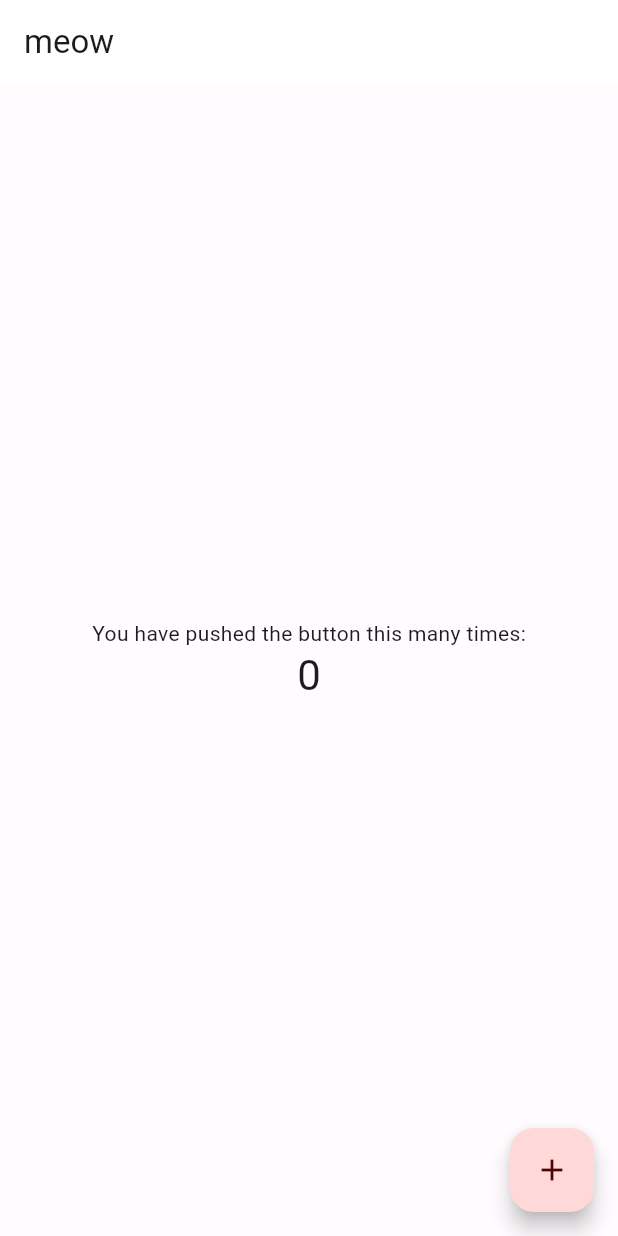
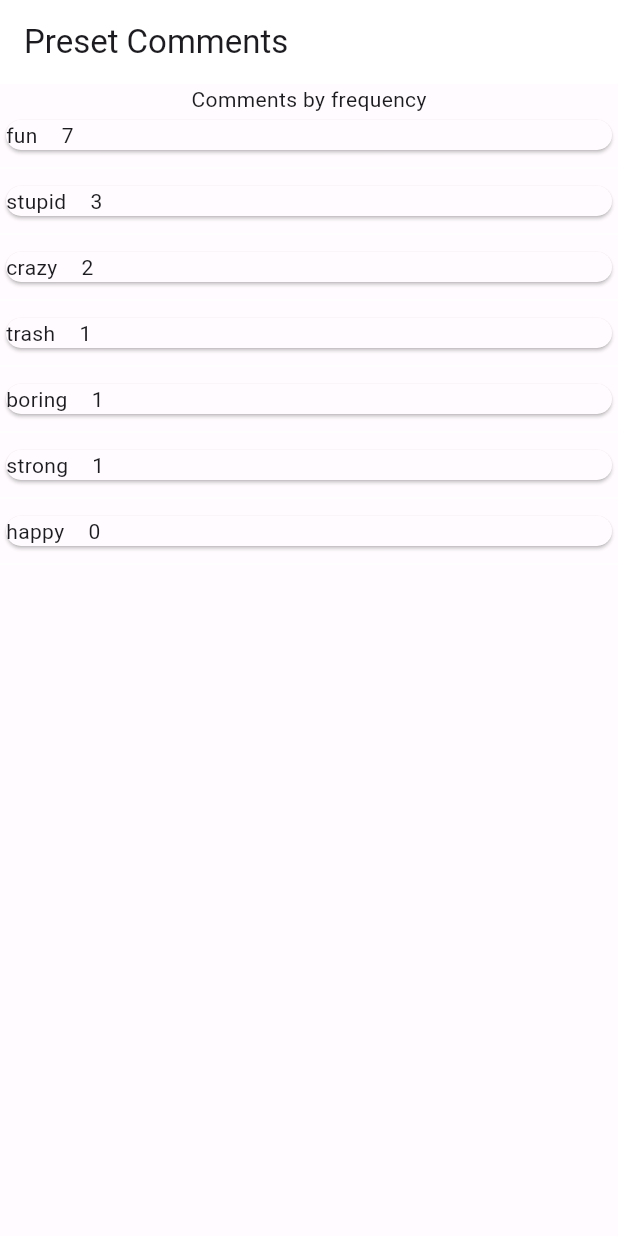
Before and after one commit to Ambitious-Jay/frc-scouting-demo, a Flutter app: the screen it shows after launch, on a phone screen of 412 x 824 dp. Run offline on Flutter 3.47's test engine with Material 3 defaults, Android fonts, the light colour scheme and no system bars.

Commit message:
barebones preset comments
created preset_comment
creates list out of map of (currently filler) data

```diff
--- a/lib/main.dart
+++ b/lib/main.dart
@@ -1,5 +1,6 @@
 import 'package:flutter/material.dart';
 import 'package:frc1148_2025_scouting_app/color_scheme.dart';
+import 'package:frc1148_2025_scouting_app/preset_comment.dart';
 
 void main() {
   runApp(const MyApp());
@@ -7,14 +8,12 @@ void main() {
 
 class MyApp extends StatefulWidget {
   const MyApp({super.key});
-
   @override
   _MainAppState createState() => _MainAppState();
 }
 
 class _MainAppState extends State<MyApp> {
   ThemeMode themeMode = ThemeMode.system;
-
   @override
   Widget build(BuildContext context) {
     return MaterialApp(
@@ -22,91 +21,14 @@ class _MainAppState extends State<MyApp> {
       theme: ThemeData.from(colorScheme: lightColorScheme),
       darkTheme: ThemeData.from(colorScheme: darkColorScheme),
       themeMode: themeMode,
-      home: MyHomePage(
+      home: PresetComment(
+        key: const Key('objective_page'),
         onThemeChanged: (ThemeMode mode) {
           setState(() {
             themeMode = mode;
           });
         },
-        title: "meow",
       ),
     );
   }
 }
-
-
-class MyHomePage extends StatefulWidget {
-  final Function(ThemeMode) onThemeChanged;
-
-  const MyHomePage({super.key, required this.title, required this.onThemeChanged});
-
-  final String title;
-
-  @override
-  State<MyHomePage> createState() => _MyHomePageState();
-}
-
-class _MyHomePageState extends State<MyHomePage> {
-  int _counter = 0;
-
-  void _incrementCounter() {
-    setState(() {
-      _counter++;
-    });
-  }
-
-  @override
-  Widget build(BuildContext context) {
-    // This method is rerun every time setState is called, for instance as done
-    // by the _incrementCounter method above.
-    //
-    // The Flutter framework has been optimized to make rerunning build methods
-    // fast, so that you can just rebuild anything that needs updating rather
-    // than having to individually change instances of widgets.
-    return Scaffold(
-      appBar: AppBar(
-        // TRY THIS: Try changing the color here to a specific color (to
-        // Colors.amber, perhaps?) and trigger a hot reload to see the AppBar
-        // change color while the other colors stay the same.
-        backgroundColor: Theme.of(context).colorScheme.inversePrimary,
-        // Here we take the value from the MyHomePage object that was created by
-        // the App.build method, and use it to set our appbar title.
-        title: Text(widget.title),
-      ),
-      body: Center(
-        // Center is a layout widget. It takes a single child and positions it
-        // in the middle of the parent.
-        child: Column(
-          // Column is also a layout widget. It takes a list of children and
-          // arranges them vertically. By default, it sizes itself to fit its
-          // children horizontally, and tries to be as tall as its parent.
-          //
-          // Column has various properties to control how it sizes itself and
-          // how it positions its children. Here we use mainAxisAlignment to
-          // center the children vertically; the main axis here is the vertical
-          // axis because Columns are vertical (the cross axis would be
-          // horizontal).
-          //
-          // TRY THIS: Invoke "debug painting" (choose the "Toggle Debug Paint"
-          // action in the IDE, or press "p" in the console), to see the
-          // wireframe for each widget.
-          mainAxisAlignment: MainAxisAlignment.center,
-          children: <Widget>[
-            const Text(
-              'You have pushed the button this many times:',
-            ),
-            Text(
-              '$_counter',
-              style: Theme.of(context).textTheme.headlineMedium,
-            ),
-          ],
-        ),
-      ),
-      floatingActionButton: FloatingActionButton(
-        onPressed: _incrementCounter,
-        tooltip: 'Increment',
-        child: const Icon(Icons.add),
-      ), // This trailing comma makes auto-formatting nicer for build methods.
-    );
-  }
-}
--- /dev/null
+++ b/lib/preset_comment.dart
@@ -0,0 +1,77 @@
+import 'package:flutter/material.dart';
+import 'package:frc1148_2025_scouting_app/color_scheme.dart';
+// import 'package:frc1148_2025_scouting_app/labeled_button.dart';
+
+class PresetComment extends StatefulWidget {
+  final Function(ThemeMode) onThemeChanged;
+
+  const PresetComment({
+    Key? key,
+    required this.onThemeChanged,
+  }) : super(key: key);
+
+  @override
+  State<PresetComment> createState() => _PresetCommentState();
+}
+
+class _PresetCommentState extends State<PresetComment> {
+  ThemeMode themeMode = ThemeMode.system;
+  // Map<String, int> map = {};
+  Map<String, int> map = <String, int>{
+    'crazy': 2,
+    'fun': 7,
+    'trash': 1,
+    'happy': 0,
+    'stupid': 3,
+    'boring': 1,
+    'strong': 1,
+  };
+
+  List makeList() {
+    List commentsList = map.entries.toList();
+    commentsList.sort((a, b) => b.value.compareTo(a.value));
+    return commentsList;
+  }
+
+  @override
+  Widget build(BuildContext context) {
+    List commentsList = makeList();
+
+    return Scaffold(
+        appBar: AppBar(
+          backgroundColor: Theme.of(context).colorScheme.inversePrimary,
+          title: const Text('Preset Comments'),
+        ),
+        body: Column(
+          children: [
+            const Text("Comments by frequency"),
+            Expanded(
+              child: ListView.builder(
+                itemCount: commentsList.length,
+                itemBuilder: (context, index) {
+                  final entry = commentsList[index];
+                  return Column(
+                    children: [
+                      Card(
+                        child: Row(
+                          children: [
+                            Text(entry.key),
+                            const VerticalDivider(
+                              color: Colors.white,
+                            ),
+                            Text(entry.value.toString())
+                          ],
+                        ),
+                      ),
+                      const Divider(
+                        color: Colors.white,
+                      )
+                    ],
+                  );
+                },
+              ),
+            ),
+          ],
+        ));
+  }
+}
```
